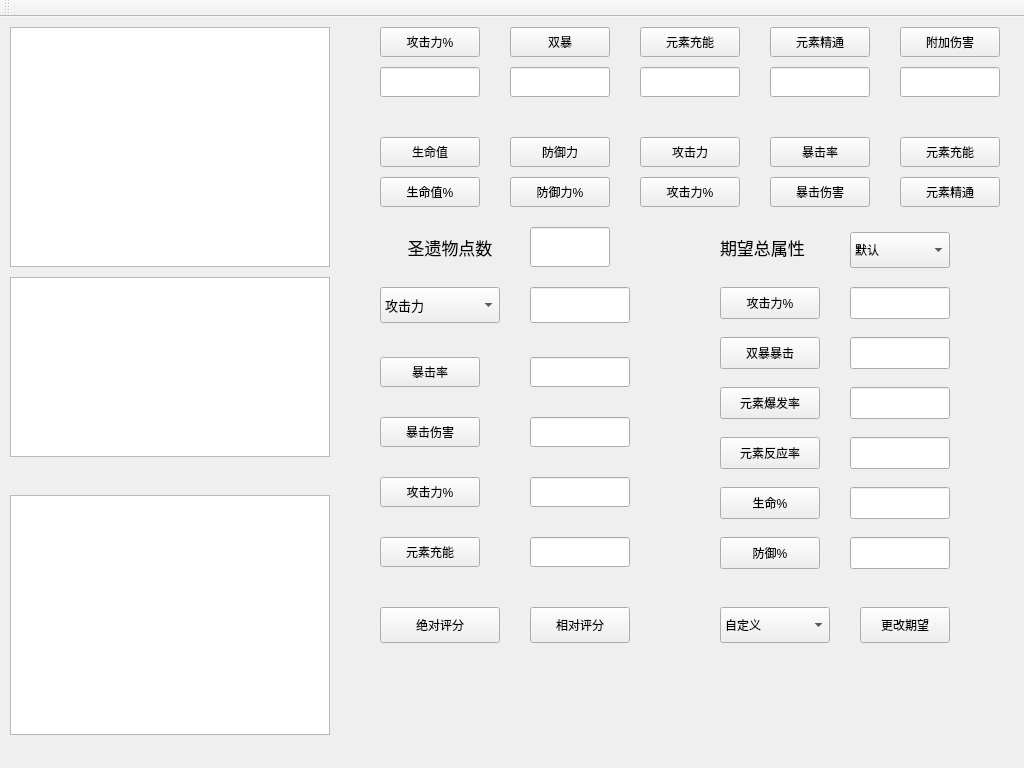
Old version of the form genshin_relics.ui in the repository 756yang/genshin_relics.
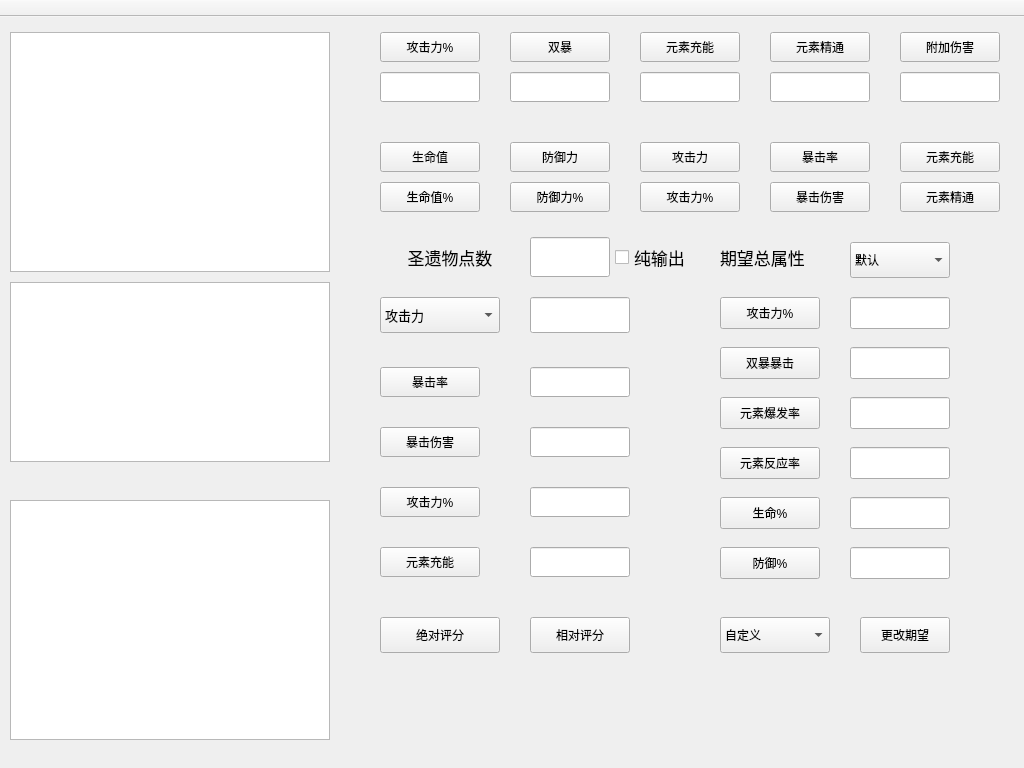
New version of the form.

```diff
--- a/genshin_relics.ui
+++ b/genshin_relics.ui
@@ -47,7 +47,7 @@
     <property name="geometry">
      <rect>
       <x>10</x>
-      <y>10</y>
+      <y>15</y>
       <width>320</width>
       <height>240</height>
      </rect>
@@ -57,7 +57,7 @@
     <property name="geometry">
      <rect>
       <x>10</x>
-      <y>478</y>
+      <y>483</y>
       <width>320</width>
       <height>240</height>
      </rect>
@@ -67,7 +67,7 @@
     <property name="geometry">
      <rect>
       <x>380</x>
-      <y>340</y>
+      <y>350</y>
       <width>100</width>
       <height>30</height>
      </rect>
@@ -80,7 +80,7 @@
     <property name="geometry">
      <rect>
       <x>380</x>
-      <y>400</y>
+      <y>410</y>
       <width>100</width>
       <height>30</height>
      </rect>
@@ -93,7 +93,7 @@
     <property name="geometry">
      <rect>
       <x>380</x>
-      <y>460</y>
+      <y>470</y>
       <width>100</width>
       <height>30</height>
      </rect>
@@ -106,7 +106,7 @@
     <property name="geometry">
      <rect>
       <x>380</x>
-      <y>520</y>
+      <y>530</y>
       <width>100</width>
       <height>30</height>
      </rect>
@@ -119,7 +119,7 @@
     <property name="geometry">
      <rect>
       <x>380</x>
-      <y>120</y>
+      <y>125</y>
       <width>100</width>
       <height>30</height>
      </rect>
@@ -132,7 +132,7 @@
     <property name="geometry">
      <rect>
       <x>380</x>
-      <y>160</y>
+      <y>165</y>
       <width>100</width>
       <height>30</height>
      </rect>
@@ -145,7 +145,7 @@
     <property name="geometry">
      <rect>
       <x>510</x>
-      <y>120</y>
+      <y>125</y>
       <width>100</width>
       <height>30</height>
      </rect>
@@ -158,7 +158,7 @@
     <property name="geometry">
      <rect>
       <x>510</x>
-      <y>160</y>
+      <y>165</y>
       <width>100</width>
       <height>30</height>
      </rect>
@@ -171,7 +171,7 @@
     <property name="geometry">
      <rect>
       <x>640</x>
-      <y>120</y>
+      <y>125</y>
       <width>100</width>
       <height>30</height>
      </rect>
@@ -184,7 +184,7 @@
     <property name="geometry">
      <rect>
       <x>640</x>
-      <y>160</y>
+      <y>165</y>
       <width>100</width>
       <height>30</height>
      </rect>
@@ -197,7 +197,7 @@
     <property name="geometry">
      <rect>
       <x>770</x>
-      <y>120</y>
+      <y>125</y>
       <width>100</width>
       <height>30</height>
      </rect>
@@ -210,7 +210,7 @@
     <property name="geometry">
      <rect>
       <x>770</x>
-      <y>160</y>
+      <y>165</y>
       <width>100</width>
       <height>30</height>
      </rect>
@@ -223,7 +223,7 @@
     <property name="geometry">
      <rect>
       <x>900</x>
-      <y>120</y>
+      <y>125</y>
       <width>100</width>
       <height>30</height>
      </rect>
@@ -236,7 +236,7 @@
     <property name="geometry">
      <rect>
       <x>900</x>
-      <y>160</y>
+      <y>165</y>
       <width>100</width>
       <height>30</height>
      </rect>
@@ -249,7 +249,7 @@
     <property name="geometry">
      <rect>
       <x>530</x>
-      <y>340</y>
+      <y>350</y>
       <width>100</width>
       <height>30</height>
      </rect>
@@ -262,7 +262,7 @@
     <property name="geometry">
      <rect>
       <x>530</x>
-      <y>400</y>
+      <y>410</y>
       <width>100</width>
       <height>30</height>
      </rect>
@@ -275,7 +275,7 @@
     <property name="geometry">
      <rect>
       <x>530</x>
-      <y>460</y>
+      <y>470</y>
       <width>100</width>
       <height>30</height>
      </rect>
@@ -288,7 +288,7 @@
     <property name="geometry">
      <rect>
       <x>530</x>
-      <y>520</y>
+      <y>530</y>
       <width>100</width>
       <height>30</height>
      </rect>
@@ -301,7 +301,7 @@
     <property name="geometry">
      <rect>
       <x>530</x>
-      <y>270</y>
+      <y>280</y>
       <width>100</width>
       <height>36</height>
      </rect>
@@ -314,7 +314,7 @@
     <property name="geometry">
      <rect>
       <x>380</x>
-      <y>270</y>
+      <y>280</y>
       <width>120</width>
       <height>36</height>
      </rect>
@@ -397,7 +397,7 @@
     <property name="geometry">
      <rect>
       <x>10</x>
-      <y>260</y>
+      <y>265</y>
       <width>320</width>
       <height>180</height>
      </rect>
@@ -419,7 +419,7 @@
     <property name="geometry">
      <rect>
       <x>720</x>
-      <y>210</y>
+      <y>220</y>
       <width>120</width>
       <height>40</height>
      </rect>
@@ -437,7 +437,7 @@
     <property name="geometry">
      <rect>
       <x>380</x>
-      <y>590</y>
+      <y>600</y>
       <width>120</width>
       <height>36</height>
      </rect>
@@ -450,7 +450,7 @@
     <property name="geometry">
      <rect>
       <x>530</x>
-      <y>590</y>
+      <y>600</y>
       <width>100</width>
       <height>36</height>
      </rect>
@@ -463,7 +463,7 @@
     <property name="geometry">
      <rect>
       <x>720</x>
-      <y>370</y>
+      <y>380</y>
       <width>100</width>
       <height>32</height>
      </rect>
@@ -476,7 +476,7 @@
     <property name="geometry">
      <rect>
       <x>720</x>
-      <y>470</y>
+      <y>480</y>
       <width>100</width>
       <height>32</height>
      </rect>
@@ -489,7 +489,7 @@
     <property name="geometry">
      <rect>
       <x>720</x>
-      <y>520</y>
+      <y>530</y>
       <width>100</width>
       <height>32</height>
      </rect>
@@ -502,7 +502,7 @@
     <property name="geometry">
      <rect>
       <x>850</x>
-      <y>320</y>
+      <y>330</y>
       <width>100</width>
       <height>32</height>
      </rect>
@@ -515,7 +515,7 @@
     <property name="geometry">
      <rect>
       <x>850</x>
-      <y>270</y>
+      <y>280</y>
       <width>100</width>
       <height>32</height>
      </rect>
@@ -528,7 +528,7 @@
     <property name="geometry">
      <rect>
       <x>850</x>
-      <y>370</y>
+      <y>380</y>
       <width>100</width>
       <height>32</height>
      </rect>
@@ -541,7 +541,7 @@
     <property name="geometry">
      <rect>
       <x>850</x>
-      <y>420</y>
+      <y>430</y>
       <width>100</width>
       <height>32</height>
      </rect>
@@ -554,7 +554,7 @@
     <property name="geometry">
      <rect>
       <x>850</x>
-      <y>470</y>
+      <y>480</y>
       <width>100</width>
       <height>32</height>
      </rect>
@@ -567,7 +567,7 @@
     <property name="geometry">
      <rect>
       <x>850</x>
-      <y>520</y>
+      <y>530</y>
       <width>100</width>
       <height>32</height>
      </rect>
@@ -580,7 +580,7 @@
     <property name="geometry">
      <rect>
       <x>860</x>
-      <y>590</y>
+      <y>600</y>
       <width>90</width>
       <height>36</height>
      </rect>
@@ -593,7 +593,7 @@
     <property name="geometry">
      <rect>
       <x>720</x>
-      <y>590</y>
+      <y>600</y>
       <width>110</width>
       <height>36</height>
      </rect>
@@ -668,7 +668,7 @@
     <property name="geometry">
      <rect>
       <x>720</x>
-      <y>320</y>
+      <y>330</y>
       <width>100</width>
       <height>32</height>
      </rect>
@@ -681,7 +681,7 @@
     <property name="geometry">
      <rect>
       <x>720</x>
-      <y>270</y>
+      <y>280</y>
       <width>100</width>
       <height>32</height>
      </rect>
@@ -694,7 +694,7 @@
     <property name="geometry">
      <rect>
       <x>720</x>
-      <y>420</y>
+      <y>430</y>
       <width>100</width>
       <height>32</height>
      </rect>
@@ -707,7 +707,7 @@
     <property name="geometry">
      <rect>
       <x>850</x>
-      <y>215</y>
+      <y>225</y>
       <width>100</width>
       <height>36</height>
      </rect>
@@ -762,7 +762,7 @@
     <property name="geometry">
      <rect>
       <x>380</x>
-      <y>10</y>
+      <y>15</y>
       <width>100</width>
       <height>30</height>
      </rect>
@@ -775,7 +775,7 @@
     <property name="geometry">
      <rect>
       <x>510</x>
-      <y>10</y>
+      <y>15</y>
       <width>100</width>
       <height>30</height>
      </rect>
@@ -788,7 +788,7 @@
     <property name="geometry">
      <rect>
       <x>640</x>
-      <y>10</y>
+      <y>15</y>
       <width>100</width>
       <height>30</height>
      </rect>
@@ -801,7 +801,7 @@
     <property name="geometry">
      <rect>
       <x>770</x>
-      <y>10</y>
+      <y>15</y>
       <width>100</width>
       <height>30</height>
      </rect>
@@ -814,7 +814,7 @@
     <property name="geometry">
      <rect>
       <x>900</x>
-      <y>10</y>
+      <y>15</y>
       <width>100</width>
       <height>30</height>
      </rect>
@@ -827,7 +827,7 @@
     <property name="geometry">
      <rect>
       <x>380</x>
-      <y>50</y>
+      <y>55</y>
       <width>100</width>
       <height>30</height>
      </rect>
@@ -840,7 +840,7 @@
     <property name="geometry">
      <rect>
       <x>510</x>
-      <y>50</y>
+      <y>55</y>
       <width>100</width>
       <height>30</height>
      </rect>
@@ -853,7 +853,7 @@
     <property name="geometry">
      <rect>
       <x>640</x>
-      <y>50</y>
+      <y>55</y>
       <width>100</width>
       <height>30</height>
      </rect>
@@ -866,7 +866,7 @@
     <property name="geometry">
      <rect>
       <x>770</x>
-      <y>50</y>
+      <y>55</y>
       <width>100</width>
       <height>30</height>
      </rect>
@@ -879,7 +879,7 @@
     <property name="geometry">
      <rect>
       <x>900</x>
-      <y>50</y>
+      <y>55</y>
       <width>100</width>
       <height>30</height>
      </rect>
@@ -892,7 +892,7 @@
     <property name="geometry">
      <rect>
       <x>380</x>
-      <y>210</y>
+      <y>220</y>
       <width>140</width>
       <height>40</height>
      </rect>
@@ -905,6 +905,12 @@
     <property name="text">
      <string>圣遗物点数</string>
     </property>
+    <property name="checkable">
+     <bool>false</bool>
+    </property>
+    <property name="checked">
+     <bool>false</bool>
+    </property>
     <property name="flat">
      <bool>true</bool>
     </property>
@@ -913,7 +919,7 @@
     <property name="geometry">
      <rect>
       <x>530</x>
-      <y>210</y>
+      <y>220</y>
       <width>80</width>
       <height>40</height>
      </rect>
@@ -922,18 +928,32 @@
      <string notr="true"/>
     </property>
    </widget>
-  </widget>
-  <widget class="QMenuBar" name="menuBar">
-   <property name="geometry">
-    <rect>
-     <x>0</x>
-     <y>0</y>
-     <width>1024</width>
-     <height>26</height>
-    </rect>
-   </property>
+   <widget class="QCheckBox" name="checkBox">
+    <property name="geometry">
+     <rect>
+      <x>615</x>
+      <y>220</y>
+      <width>100</width>
+      <height>40</height>
+     </rect>
+    </property>
+    <property name="font">
+     <font>
+      <pointsize>13</pointsize>
+     </font>
+    </property>
+    <property name="text">
+     <string>纯输出</string>
+    </property>
+   </widget>
   </widget>
   <widget class="QToolBar" name="mainToolBar">
+   <property name="movable">
+    <bool>false</bool>
+   </property>
+   <property name="floatable">
+    <bool>false</bool>
+   </property>
    <attribute name="toolBarArea">
     <enum>TopToolBarArea</enum>
    </attribute>
```
